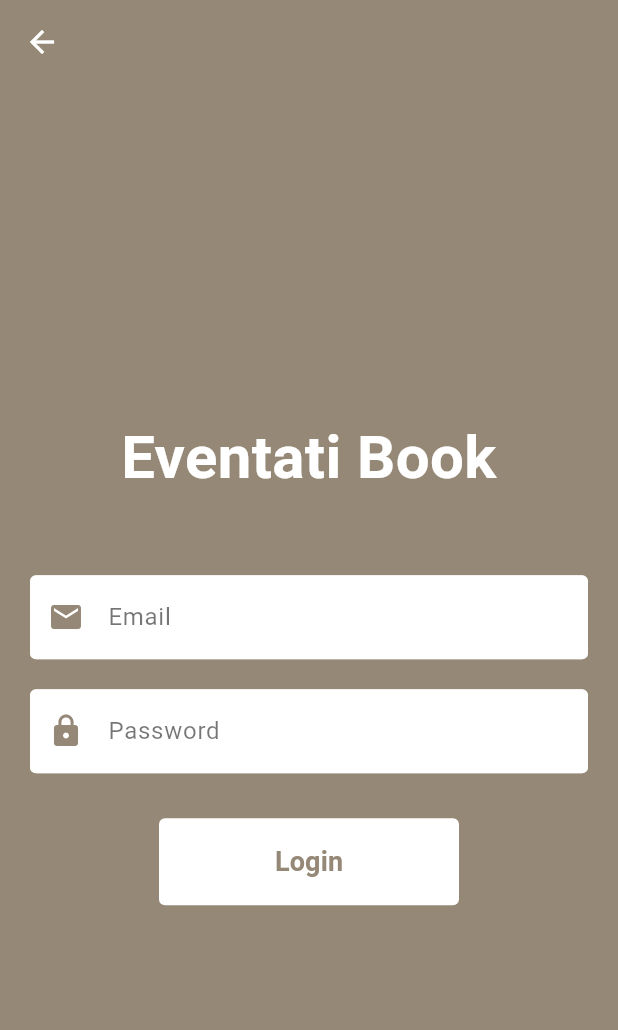
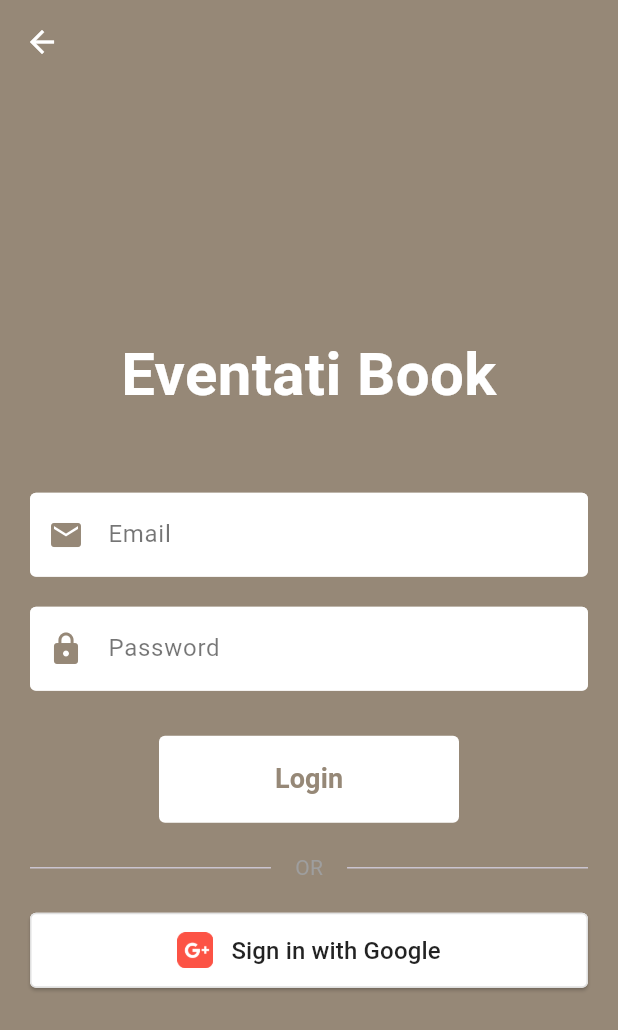
Before and after one commit to ReemNeama/eventati_book, a Flutter app: the screen it shows after launch, after a tap on "Login", on a phone screen of 412 x 824 dp. Shown: the top 1030 px of the screen. Run offline on Flutter 3.47's test engine with Material 3 defaults, Android fonts, the light colour scheme and no system bars; our stand-ins replace cloud_firestore, firebase_analytics, firebase_auth, firebase_core, firebase_crashlytics, firebase_messaging and 8 more; accounts and stored records are empty; Roboto replaces fonts that are missing (Montserrat).

Commit message:
Implement Firebase Authentication with Google Sign-In

```diff
--- a/lib/models/user_models/user.dart
+++ b/lib/models/user_models/user.dart
@@ -1,4 +1,5 @@
 import 'package:cloud_firestore/cloud_firestore.dart';
+import 'package:firebase_auth/firebase_auth.dart' as firebase_auth;
 
 class User {
   final String id;
@@ -199,4 +200,45 @@ class User {
 
   /// Check if the user is a planner
   bool get isPlanner => role == 'planner';
+
+  /// Create a User from a Firebase Auth user
+  ///
+  /// This method creates a basic User object from a Firebase Auth user.
+  /// Additional user data should be fetched from Firestore and merged with this user.
+  ///
+  /// [firebaseUser] The Firebase Auth user
+  /// [firestoreData] Optional additional data from Firestore
+  static User fromFirebaseUser(
+    firebase_auth.User firebaseUser, [
+    Map<String, dynamic>? firestoreData,
+  ]) {
+    return User(
+      id: firebaseUser.uid,
+      name: firebaseUser.displayName ?? '',
+      email: firebaseUser.email ?? '',
+      phoneNumber: firebaseUser.phoneNumber,
+      profileImageUrl: firebaseUser.photoURL,
+      createdAt:
+          firestoreData?['createdAt'] != null
+              ? (firestoreData!['createdAt'] as Timestamp).toDate()
+              : firebaseUser.metadata.creationTime ?? DateTime.now(),
+      favoriteVenues:
+          firestoreData?['favoriteVenues'] != null
+              ? List<String>.from(firestoreData!['favoriteVenues'])
+              : [],
+      favoriteServices:
+          firestoreData?['favoriteServices'] != null
+              ? List<String>.from(firestoreData!['favoriteServices'])
+              : [],
+      role: firestoreData?['role'] ?? 'user',
+      hasPremiumSubscription: firestoreData?['hasPremiumSubscription'] ?? false,
+      isBetaTester: firestoreData?['isBetaTester'] ?? false,
+      emailVerified: firebaseUser.emailVerified,
+      subscriptionExpirationDate:
+          firestoreData?['subscriptionExpirationDate'] != null
+              ? (firestoreData!['subscriptionExpirationDate'] as Timestamp)
+                  .toDate()
+              : null,
+    );
+  }
 }
--- a/lib/screens/authentications/login_screen.dart
+++ b/lib/screens/authentications/login_screen.dart
@@ -92,6 +92,61 @@ class _LoginScreenState extends State<LoginScreen> {
     }
   }
 
+  // Method to handle Google login
+  Future<void> _handleGoogleLogin(AuthProvider authProvider) async {
+    // Show loading indicator
+    showDialog(
+      context: context,
+      barrierDismissible: false,
+      builder:
+          (dialogContext) => const AlertDialog(
+            content: Row(
+              children: [
+                CircularProgressIndicator(),
+                SizedBox(width: 20),
+                Text('Logging in with Google...'),
+              ],
+            ),
+          ),
+    );
+
+    // Attempt to login with Google
+    final success = await authProvider.loginWithGoogle();
+
+    // Only proceed if the widget is still mounted
+    if (!mounted) return;
+
+    // Hide loading indicator
+    Navigator.pop(context);
+
+    if (success) {
+      // Show success message
+      ScaffoldMessenger.of(context).showSnackBar(
+        const SnackBar(
+          content: Text(
+            'Google login successful!',
+            style: TextStyle(color: Colors.white),
+          ),
+          backgroundColor: Colors.green,
+        ),
+      );
+
+      // Navigate to home screen
+      NavigationUtils.navigateToNamedAndRemoveUntil(context, RouteNames.home);
+    } else {
+      // Show error message
+      ScaffoldMessenger.of(context).showSnackBar(
+        SnackBar(
+          content: Text(
+            authProvider.errorMessage ?? 'Google login failed',
+            style: const TextStyle(color: Colors.white),
+          ),
+          backgroundColor: Colors.red,
+        ),
+      );
+    }
+  }
+
   @override
   Widget build(BuildContext context) {
     return Scaffold(
@@ -146,6 +201,29 @@ class _LoginScreenState extends State<LoginScreen> {
                   );
                 },
               ),
+              const SizedBox(height: 20),
+              const Row(
+                children: [
+                  Expanded(child: Divider()),
+                  Padding(
+                    padding: EdgeInsets.symmetric(horizontal: 16),
+                    child: Text('OR', style: TextStyle(color: Colors.grey)),
+                  ),
+                  Expanded(child: Divider()),
+                ],
+              ),
+              const SizedBox(height: 20),
+              Consumer<AuthProvider>(
+                builder: (context, authProvider, _) {
+                  return SocialAuthButton(
+                    onPressed: () {
+                      _handleGoogleLogin(authProvider);
+                    },
+                    text: 'Sign in with Google',
+                    imagePath: 'assets/google.png',
+                  );
+                },
+              ),
             ],
           ),
         ),
--- a/lib/services/firebase/core/firebase_auth_service.dart
+++ b/lib/services/firebase/core/firebase_auth_service.dart
@@ -1,5 +1,6 @@
 import 'package:cloud_firestore/cloud_firestore.dart';
 import 'package:firebase_auth/firebase_auth.dart' as firebase_auth;
+import 'package:google_sign_in/google_sign_in.dart';
 import 'package:eventati_book/models/models.dart';
 import 'package:eventati_book/services/interfaces/auth_service_interface.dart';
 import 'package:eventati_book/utils/logger.dart';
@@ -8,13 +9,16 @@ import 'package:eventati_book/utils/logger.dart';
 class FirebaseAuthService implements AuthServiceInterface {
   final firebase_auth.FirebaseAuth _firebaseAuth;
   final FirebaseFirestore _firestore;
+  final GoogleSignIn _googleSignIn;
 
   /// Constructor
   FirebaseAuthService({
     firebase_auth.FirebaseAuth? firebaseAuth,
     FirebaseFirestore? firestore,
+    GoogleSignIn? googleSignIn,
   }) : _firebaseAuth = firebaseAuth ?? firebase_auth.FirebaseAuth.instance,
-       _firestore = firestore ?? FirebaseFirestore.instance;
+       _firestore = firestore ?? FirebaseFirestore.instance,
+       _googleSignIn = googleSignIn ?? GoogleSignIn();
 
   @override
   User? get currentUser {
@@ -110,8 +114,90 @@ class FirebaseAuthService implements AuthServiceInterface {
   }
 
   @override
+  Future<AuthResult> signInWithGoogle() async {
+    try {
+      // Begin interactive sign-in process
+      final GoogleSignInAccount? googleUser = await _googleSignIn.signIn();
+      if (googleUser == null) {
+        return AuthResult.failure('Google sign-in was cancelled by the user');
+      }
+
+      // Obtain auth details from the request
+      final GoogleSignInAuthentication googleAuth =
+          await googleUser.authentication;
+
+      // Create a new credential for Firebase
+      final credential = firebase_auth.GoogleAuthProvider.credential(
+        accessToken: googleAuth.accessToken,
+        idToken: googleAuth.idToken,
+      );
+
+      // Sign in to Firebase with the Google credential
+      final userCredential = await _firebaseAuth.signInWithCredential(
+        credential,
+      );
+      final user = userCredential.user;
+
+      if (user == null) {
+        return AuthResult.failure('Google sign-in failed: No user returned');
+      }
+
+      // Check if this is a new user
+      final isNewUser = userCredential.additionalUserInfo?.isNewUser ?? false;
+
+      if (isNewUser) {
+        // Create user document in Firestore for new users
+        final userData = {
+          'name': user.displayName ?? '',
+          'email': user.email ?? '',
+          'profileImageUrl': user.photoURL,
+          'createdAt': FieldValue.serverTimestamp(),
+          'favoriteVenues': <String>[],
+          'favoriteServices': <String>[],
+          'role': 'user',
+          'hasPremiumSubscription': false,
+          'isBetaTester': false,
+          'emailVerified': user.emailVerified,
+          'authProvider': 'google',
+        };
+
+        await _firestore.collection('users').doc(user.uid).set(userData);
+        Logger.i(
+          'Created new user document for Google user: ${user.displayName}',
+          tag: 'FirebaseAuthService',
+        );
+      }
+
+      // Get additional user data from Firestore
+      final userData = await _getUserDataFromFirestore(user.uid);
+      final appUser = _mapFirebaseUserToUser(user, userData);
+
+      return AuthResult.success(appUser);
+    } on firebase_auth.FirebaseAuthException catch (e) {
+      Logger.e(
+        'Firebase Auth error during Google sign-in: ${e.code}',
+        tag: 'FirebaseAuthService',
+      );
+      return AuthResult.failure(_mapFirebaseAuthError(e.code));
+    } catch (e) {
+      Logger.e('Error during Google sign-in: $e', tag: 'FirebaseAuthService');
+      return AuthResult.failure('Google sign-in failed: ${e.toString()}');
+    }
+  }
+
+  @override
   Future<void> signOut() async {
-    await _firebaseAuth.signOut();
+    try {
+      // Sign out from Google if signed in with Google
+      await _googleSignIn.signOut();
+      // Sign out from Firebase
+      await _firebaseAuth.signOut();
+
+      Logger.i('User signed out successfully', tag: 'FirebaseAuthService');
+    } catch (e) {
+      Logger.e('Error signing out: $e', tag: 'FirebaseAuthService');
+      rethrow;
+    }
   }
 
   @override
@@ -258,33 +344,7 @@ class FirebaseAuthService implements AuthServiceInterface {
     firebase_auth.User firebaseUser, [
     Map<String, dynamic>? userData,
   ]) {
-    return User(
-      id: firebaseUser.uid,
-      name: userData?['name'] ?? firebaseUser.displayName ?? 'User',
-      email: firebaseUser.email ?? '',
-      phoneNumber: userData?['phoneNumber'] ?? firebaseUser.phoneNumber,
-      profileImageUrl: userData?['profileImageUrl'] ?? firebaseUser.photoURL,
-      createdAt:
-          userData?['createdAt'] != null
-              ? (userData!['createdAt'] as Timestamp).toDate()
-              : DateTime.now(),
-      favoriteVenues:
-          userData?['favoriteVenues'] != null
-              ? List<String>.from(userData!['favoriteVenues'])
-              : [],
-      favoriteServices:
-          userData?['favoriteServices'] != null
-              ? List<String>.from(userData!['favoriteServices'])
-              : [],
-      role: userData?['role'] ?? 'user',
-      hasPremiumSubscription: userData?['hasPremiumSubscription'] ?? false,
-      isBetaTester: userData?['isBetaTester'] ?? false,
-      emailVerified: userData?['emailVerified'] ?? firebaseUser.emailVerified,
-      subscriptionExpirationDate:
-          userData?['subscriptionExpirationDate'] != null
-              ? (userData!['subscriptionExpirationDate'] as Timestamp).toDate()
-              : null,
-    );
+    return User.fromFirebaseUser(firebaseUser, userData);
   }
 
   String _mapFirebaseAuthError(String errorCode) {
--- a/lib/services/interfaces/auth_service_interface.dart
+++ b/lib/services/interfaces/auth_service_interface.dart
@@ -40,6 +40,9 @@ abstract class AuthServiceInterface {
     String name,
   );
 
+  /// Sign in with Google
+  Future<AuthResult> signInWithGoogle();
+
   /// Sign out the current user
   Future<void> signOut();
 
--- a/lib/widgets/auth/auth_widgets.dart
+++ b/lib/widgets/auth/auth_widgets.dart
@@ -5,3 +5,4 @@ export 'auth_button.dart';
 export 'auth_text_field.dart';
 export 'auth_title_widget.dart';
 export 'verification_code_input.dart';
+export 'social_auth_button.dart';
--- /dev/null
+++ b/lib/widgets/auth/social_auth_button.dart
@@ -0,0 +1,95 @@
+import 'package:flutter/material.dart';
+import 'package:eventati_book/utils/utils.dart';
+import 'package:eventati_book/styles/app_colors.dart';
+import 'package:eventati_book/styles/app_colors_dark.dart';
+
+/// A button for social authentication methods
+class SocialAuthButton extends StatelessWidget {
+  /// The callback when the button is pressed
+  final VoidCallback? onPressed;
+
+  /// The text to display on the button
+  final String text;
+
+  /// The icon to display on the button
+  final IconData? icon;
+
+  /// The image asset path to display on the button
+  final String? imagePath;
+
+  /// The background color of the button
+  final Color? backgroundColor;
+
+  /// The text color of the button
+  final Color? textColor;
+
+  /// The width of the button
+  final double? width;
+
+  /// The height of the button
+  final double height;
+
+  /// Constructor
+  const SocialAuthButton({
+    super.key,
+    this.onPressed,
+    required this.text,
+    this.icon,
+    this.imagePath,
+    this.backgroundColor,
+    this.textColor,
+    this.width,
+    this.height = 50,
+  }) : assert(icon != null || imagePath != null,
+      'Either icon or imagePath must be provided');
+
+  @override
+  Widget build(BuildContext context) {
+    final isDarkMode = UIUtils.isDarkMode(context);
+    final primaryColor = isDarkMode ? AppColorsDark.primary : AppColors.primary;
+
+    final bgColor = backgroundColor ?? Colors.white;
+    final txtColor = textColor ?? Colors.black87;
+
+    return SizedBox(
+      width: width ?? double.infinity,
+      height: height,
+      child: ElevatedButton(
+        onPressed: onPressed,
+        style: ButtonStyle(
+          backgroundColor: WidgetStateProperty.all(bgColor),
+          foregroundColor: WidgetStateProperty.all(txtColor),
+          shape: WidgetStateProperty.all(
+            RoundedRectangleBorder(
+              borderRadius: BorderRadius.circular(AppConstants.smallBorderRadius),
+              side: BorderSide(color: Colors.grey.shade300),
+            ),
+          ),
+          elevation: WidgetStateProperty.all(1),
+        ),
+        child: Row(
+          mainAxisAlignment: MainAxisAlignment.center,
+          children: [
+            if (icon != null)
+              Icon(icon, color: txtColor)
+            else if (imagePath != null)
+              Image.asset(
+                imagePath!,
+                height: 24,
+                width: 24,
+              ),
+            const SizedBox(width: 12),
+            Text(
+              text,
+              style: TextStyle(
+                fontSize: 16,
+                fontWeight: FontWeight.w500,
+                color: txtColor,
+              ),
+            ),
+          ],
+        ),
+      ),
+    );
+  }
+}
--- a/pubspec.yaml
+++ b/pubspec.yaml
@@ -54,6 +54,7 @@ dependencies:
   http: ^1.4.0
   firebase_analytics: ^10.10.7
   firebase_crashlytics: ^3.5.7
+  google_sign_in: ^6.2.1
 
 
 dev_dependencies:
```
Also changed, not shown: lib/providers/core_providers/auth_provider.dart (+28 -0 lines), pubspec.lock, 1 other file.
